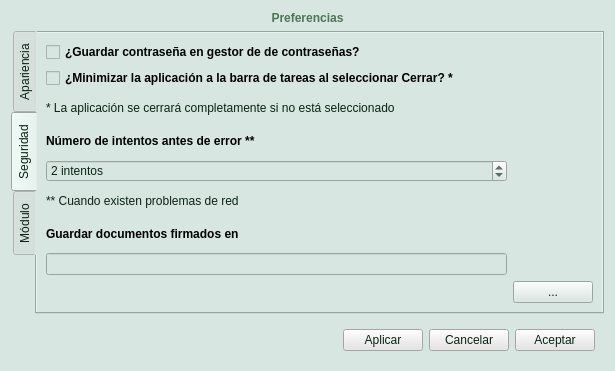
Qt form client_fva/ui/ui_elements/settings.ui (luisza/dfva_client) before a commit.
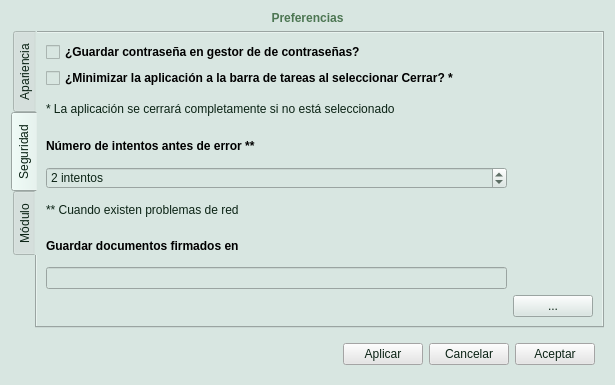
The same form after that commit. Icons and pictures are not drawn.

Commit message: Add icon to the settings window.

What changed in the file:
```diff
--- a/client_fva/ui/ui_elements/settings.ui
+++ b/client_fva/ui/ui_elements/settings.ui
@@ -7,7 +7,7 @@
     <x>0</x>
     <y>0</y>
     <width>615</width>
-    <height>371</height>
+    <height>385</height>
    </rect>
   </property>
   <property name="windowTitle">
```
Left out of the diff: 8 changed lines with no effect on the pictures. The commit also changes 1 other file.
